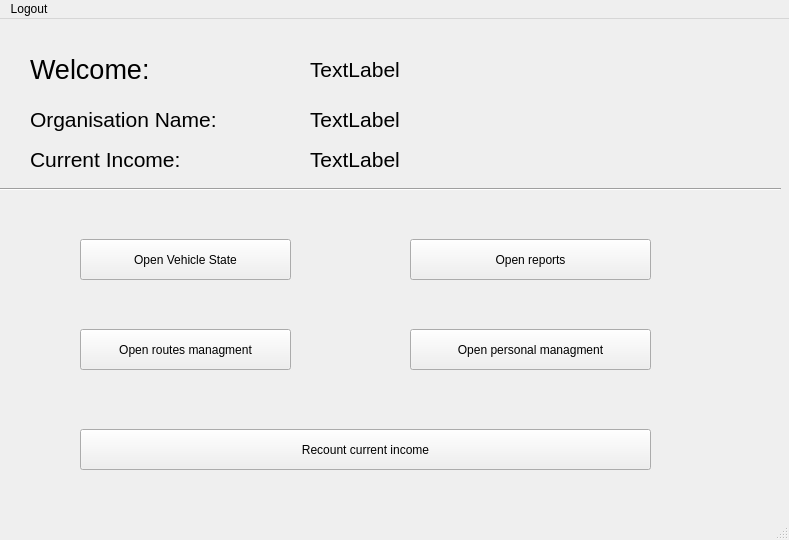
Before: the Qt Designer form interface/admin_ui.ui in BorissowT/BusBase, drawn with Qt 5.
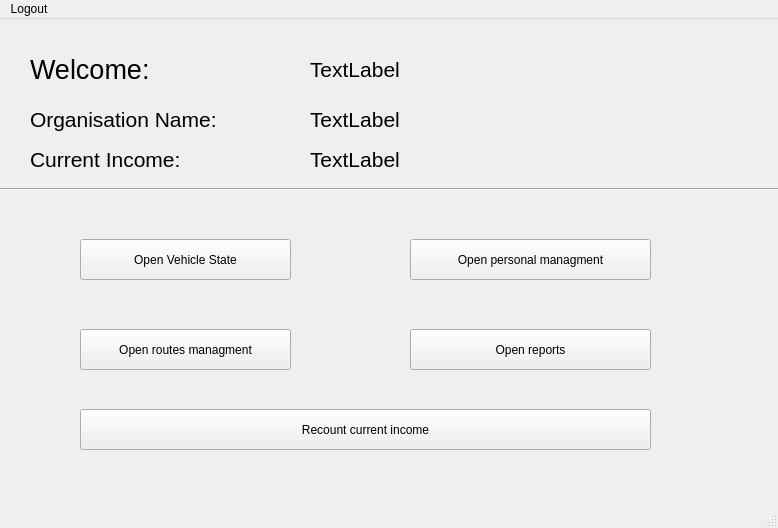
After: the same form once the commit is applied. Icons and pictures are not drawn.

The edit to the form file:
```diff
--- a/interface/admin_ui.ui
+++ b/interface/admin_ui.ui
@@ -6,19 +6,19 @@
    <rect>
     <x>0</x>
     <y>0</y>
-    <width>789</width>
-    <height>540</height>
+    <width>778</width>
+    <height>528</height>
    </rect>
   </property>
   <property name="windowTitle">
    <string>MainWindow</string>
   </property>
   <widget class="QWidget" name="centralwidget">
-   <widget class="QPushButton" name="button_routes_interface_2">
+   <widget class="QPushButton" name="button_personal_interface">
     <property name="geometry">
      <rect>
       <x>410</x>
-      <y>310</y>
+      <y>220</y>
       <width>241</width>
       <height>41</height>
      </rect>
@@ -122,7 +122,7 @@
     <property name="geometry">
      <rect>
       <x>80</x>
-      <y>410</y>
+      <y>390</y>
       <width>571</width>
       <height>41</height>
      </rect>
@@ -210,7 +210,7 @@
     <property name="geometry">
      <rect>
       <x>410</x>
-      <y>220</y>
+      <y>310</y>
       <width>241</width>
       <height>41</height>
      </rect>
@@ -225,7 +225,7 @@
     <rect>
      <x>0</x>
      <y>0</y>
-     <width>789</width>
+     <width>778</width>
      <height>21</height>
     </rect>
    </property>
```
Left out of the diff: 2 changed lines with no effect on the pictures.
